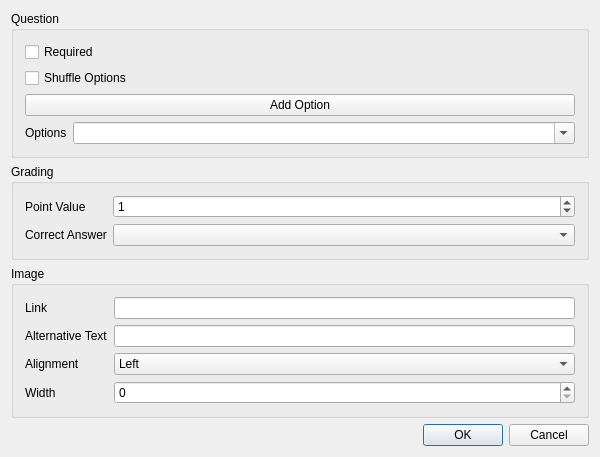
Old version of the form include/additemdialog.ui in the repository M0ST4FA/DocReaderQuizzes.
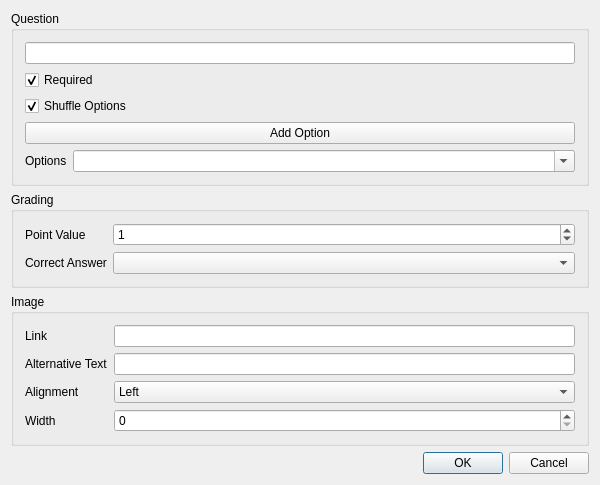
New version of the form.

```diff
--- a/include/additemdialog.ui
+++ b/include/additemdialog.ui
@@ -7,7 +7,7 @@
     <x>0</x>
     <y>0</y>
     <width>600</width>
-    <height>447</height>
+    <height>477</height>
    </rect>
   </property>
   <property name="windowTitle">
@@ -20,11 +20,17 @@
       <string>Question</string>
      </property>
      <layout class="QVBoxLayout" name="verticalLayout_2">
+      <item>
+       <widget class="QLineEdit" name="questionTitleLineEdit"/>
+      </item>
       <item>
        <widget class="QCheckBox" name="questionRequiredCheckbox">
         <property name="text">
          <string>Required</string>
         </property>
+        <property name="checked">
+         <bool>true</bool>
+        </property>
        </widget>
       </item>
       <item>
@@ -32,6 +38,9 @@
         <property name="text">
          <string>Shuffle Options</string>
         </property>
+        <property name="checked">
+         <bool>true</bool>
+        </property>
        </widget>
       </item>
       <item>
```
